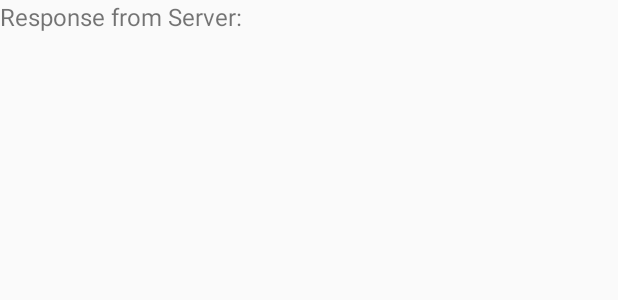
After one commit to Maga1982/GeniusUserProfile, an Android app: the layout activity_add_user.xml on its own in the app's theme, with its tools: preview values and no code run, on a phone screen of 412 x 824 dp. The commit adds this screen. Shown: the top 300 px of the screen. Run offline under Robolectric (Android 15) with nearby library versions, the phone set to English and light mode, and no system bars; network calls fail.

Commit message:
Performed Post request using Volley Library and added Navigation to Parent Activity

```diff
--- a/app/build.gradle
+++ b/app/build.gradle
@@ -21,6 +21,7 @@ android {
 dependencies {
     implementation fileTree(dir: 'libs', include: ['*.jar'])
     implementation 'com.squareup.picasso:picasso:2.71828'
+    implementation 'com.android.volley:volley:1.1.0'
     implementation 'com.android.support:appcompat-v7:28.0.0'
     implementation 'com.android.support.constraint:constraint-layout:1.1.3'
     implementation 'com.android.support:recyclerview-v7:28.0.0'
--- a/app/src/main/java/plaza/genius/lakshmi/geniususerprofile/MainActivity.java
+++ b/app/src/main/java/plaza/genius/lakshmi/geniususerprofile/MainActivity.java
@@ -35,6 +35,8 @@ public class MainActivity extends AppCompatActivity {
             public void onClick(View view) {
                 Log.v("inside","adduser");
                 //get response from server using post method
+                Intent intent=new Intent(MainActivity.this,AddUserActivity.class);
+                startActivity(intent);
             }
         });
 
--- a/app/src/main/java/plaza/genius/lakshmi/geniususerprofile/ViewUserActivity.java
+++ b/app/src/main/java/plaza/genius/lakshmi/geniususerprofile/ViewUserActivity.java
@@ -8,6 +8,7 @@ import android.support.v7.app.AppCompatActivity;
 import android.os.Bundle;
 import android.support.v7.widget.LinearLayoutManager;
 import android.support.v7.widget.RecyclerView;
+import android.util.Log;
 import android.view.View;
 
 import java.util.ArrayList;
@@ -22,6 +23,7 @@ public class ViewUserActivity extends AppCompatActivity  implements LoaderManage
         setContentView(R.layout.activity_view_user);
         arrayList=new ArrayList<Users>();
         recyclerView=findViewById(R.id.recycler_view);
+        Log.v("inside","ViewUserActivity");
         getSupportLoaderManager().initLoader(1,null,this).forceLoad();
 
 
--- /dev/null
+++ b/app/src/main/res/layout/activity_add_user.xml
@@ -0,0 +1,19 @@
+<?xml version="1.0" encoding="utf-8"?>
+<LinearLayout xmlns:android="http://schemas.android.com/apk/res/android"
+    android:layout_width="match_parent"
+    android:layout_height="match_parent"
+    android:orientation="vertical"
+   >
+    <TextView
+        android:text="Response from Server:"
+        android:textSize="@dimen/large_font"
+        android:layout_width="match_parent"
+        android:layout_height="wrap_content" />
+    <TextView
+        android:textColor="@color/blueText"
+        android:textSize="@dimen/large_font"
+        android:id="@+id/response"
+        android:layout_width="match_parent"
+        android:layout_height="wrap_content" />
+
+</LinearLayout>
```
Also changed, not shown: app/src/main/AndroidManifest.xml (+5 -2 lines), app/src/main/java/plaza/genius/lakshmi/geniususerprofile/AddUserActivity.java (added, +60 -0 lines).
